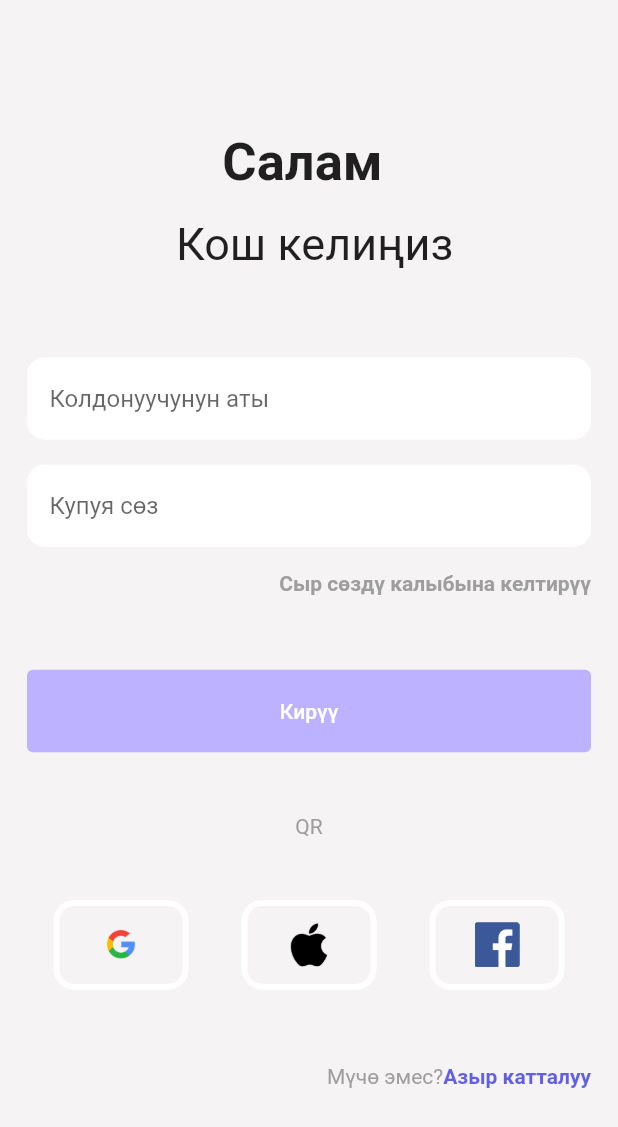
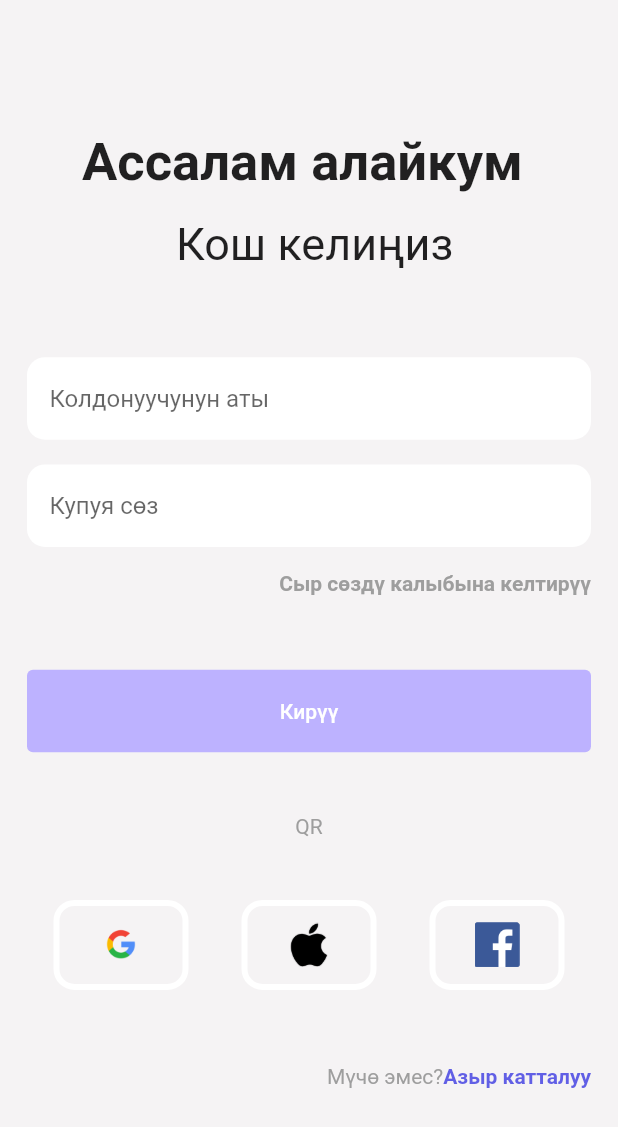
Before and after one commit to mukhammedb/signin_ui, a Flutter app: the screen it shows after launch, on a phone screen of 412 x 824 dp. Shown: the top 1127 px of the screen. Run offline on Flutter 3.47's test engine with Material 2 defaults, Android fonts, the phone set to English and light mode, and no system bars.

Commit message:
Second Commit

```diff
--- a/lib/main.dart
+++ b/lib/main.dart
@@ -51,7 +51,7 @@ class _SignInScreenState extends State<SignInScreen> {
             const SizedBox(
               height: 70,
             ),
-            const Text('Салам ',style: TextStyle(
+            const Text('Ассалам алайкум ',style: TextStyle(
               fontSize: 35, fontWeight: FontWeight.bold,
             ),),
             SizedBox(height: size.height*0.02,),
```
